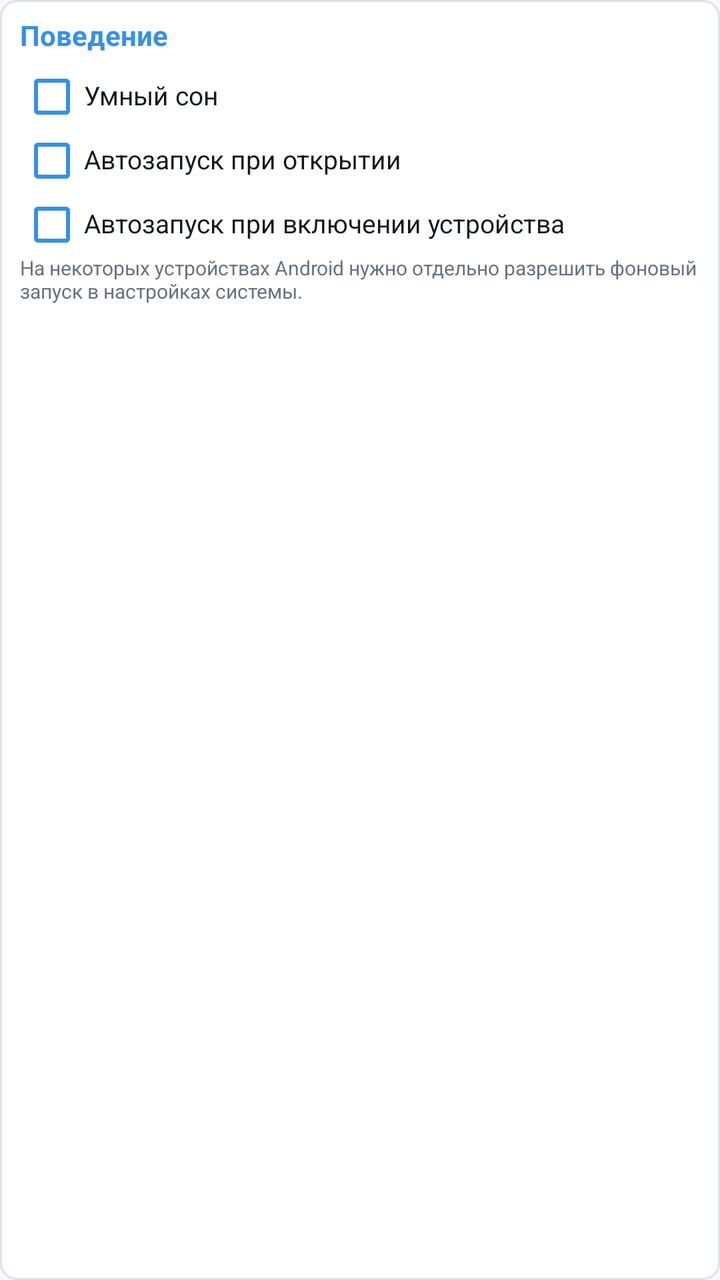
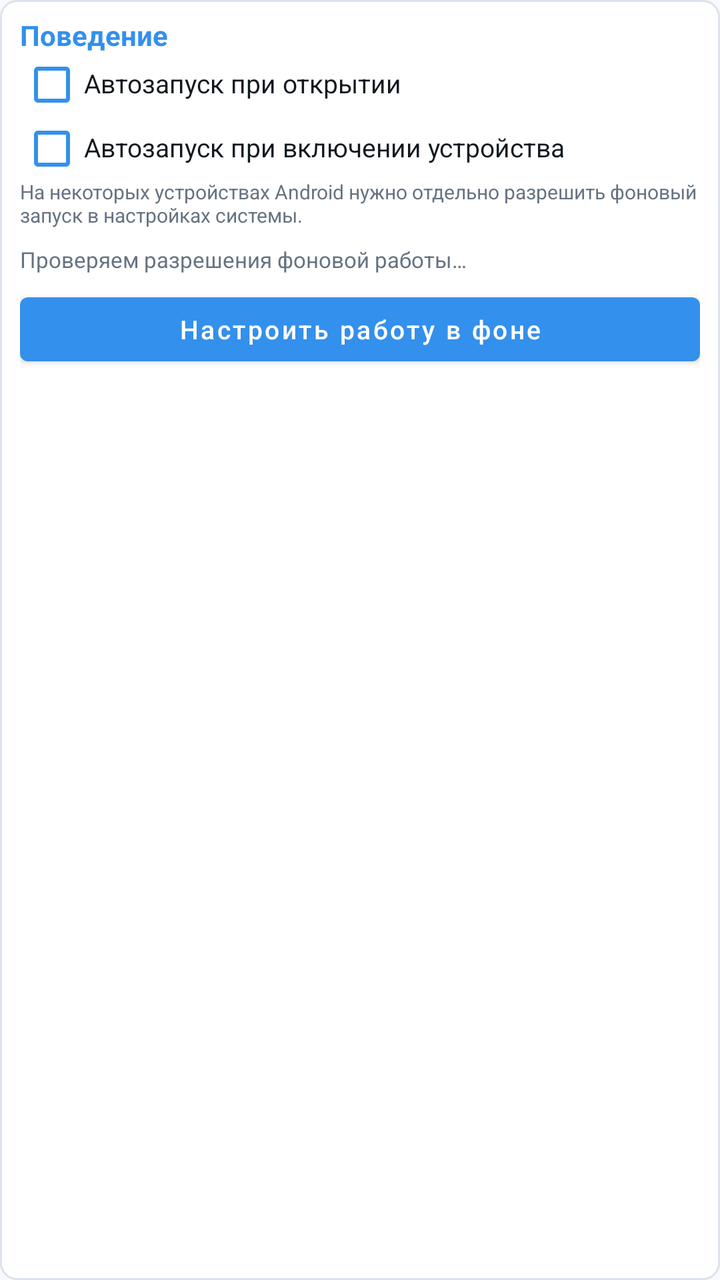

An Android layout rendered at two revisions. The XML below is the earlier revision; the diff shows what the commit changed to produce the second picture.
<!-- AndroidManifest.xml: application theme AppTheme -->
<!-- res/layout/view_behavior.xml -->
<?xml version="1.0" encoding="utf-8"?>
<LinearLayout xmlns:android="http://schemas.android.com/apk/res/android"
    android:layout_width="match_parent"
    android:layout_height="wrap_content"
    android:layout_marginTop="8dp"
    android:background="@drawable/card_bg"
    android:orientation="vertical"
    android:padding="10dp">

    <TextView
        android:layout_width="wrap_content"
        android:layout_height="wrap_content"
        android:includeFontPadding="false"
        android:text="@string/behavior"
        android:textColor="@color/accent"
        android:textSize="14sp"
        android:textStyle="bold" />

    <CheckBox
        android:id="@+id/cb_smart_sleep"
        android:layout_width="match_parent"
        android:layout_height="32dp"
        android:layout_marginTop="6dp"
        android:buttonTint="@color/accent"
        android:includeFontPadding="false"
        android:text="@string/smart_sleep"
        android:textColor="@color/text_primary"
        android:textSize="13sp" />

    <CheckBox
        android:id="@+id/cb_autostart_open"
        android:layout_width="match_parent"
        android:layout_height="32dp"
        android:buttonTint="@color/accent"
        android:includeFontPadding="false"
        android:text="@string/autostart_open"
        android:textColor="@color/text_primary"
        android:textSize="13sp" />

    <CheckBox
        android:id="@+id/cb_autostart_boot"
        android:layout_width="match_parent"
        android:layout_height="32dp"
        android:buttonTint="@color/accent"
        android:includeFontPadding="false"
        android:text="@string/autostart_boot"
        android:textColor="@color/text_primary"
        android:textSize="13sp" />

    <TextView
        android:layout_width="match_parent"
        android:layout_height="wrap_content"
        android:includeFontPadding="false"
        android:text="@string/autostart_boot_note"
        android:textColor="@color/text_secondary"
        android:textSize="10sp" />
</LinearLayout>
<!-- resources referenced by this layout -->
<resources>
  <color name="accent">#3390EC</color>
  <color name="text_primary">#101820</color>
  <color name="text_secondary">#667381</color>
  <!-- drawable card_bg (drawable) -->
  <?xml version="1.0" encoding="utf-8"?>
  <shape xmlns:android="http://schemas.android.com/apk/res/android"
      android:shape="rectangle">
      <solid android:color="@color/card" />
      <corners android:radius="8dp" />
      <stroke
          android:width="1dp"
          android:color="@color/card_border" />
  </shape>
  <string name="autostart_boot">Автозапуск при включении устройства</string>
  <string name="autostart_boot_note">На некоторых устройствах Android нужно отдельно разрешить фоновый запуск в настройках системы.</string>
  <string name="autostart_open">Автозапуск при открытии</string>
  <string name="behavior">Поведение</string>
  <string name="smart_sleep">Умный сон</string>
  <style name="AppTheme" parent="Theme.MaterialComponents.DayNight.NoActionBar">
          <item name="colorPrimary">@color/accent</item>
          <item name="colorPrimaryDark">@color/background</item>
          <item name="colorAccent">@color/accent</item>
          <item name="android:windowBackground">@color/background</item>
          <item name="android:statusBarColor">@color/background</item>
          <item name="android:navigationBarColor">@color/background</item>
          <item name="android:forceDarkAllowed">false</item>
      </style>
  <color name="card">#FFFFFF</color>
  <color name="card_border">#DCE3EA</color>
  <color name="background">#F7F9FC</color>
</resources>

<!-- the commit's change to res/layout/view_behavior.xml (unified diff, before → after) -->
@@ -25,7 +25,8 @@
         android:includeFontPadding="false"
         android:text="@string/smart_sleep"
         android:textColor="@color/text_primary"
-        android:textSize="13sp" />
+        android:textSize="13sp"
+        android:visibility="gone" />
 
     <CheckBox
         android:id="@+id/cb_autostart_open"
@@ -54,4 +55,23 @@
         android:text="@string/autostart_boot_note"
         android:textColor="@color/text_secondary"
         android:textSize="10sp" />
+
+    <TextView
+        android:id="@+id/tv_background_status"
+        android:layout_width="match_parent"
+        android:layout_height="wrap_content"
+        android:layout_marginTop="10dp"
+        android:includeFontPadding="false"
+        android:text="@string/background_status_checking"
+        android:textColor="@color/text_secondary"
+        android:textSize="11sp" />
+
+    <Button
+        android:id="@+id/btn_background_setup"
+        android:layout_width="match_parent"
+        android:layout_height="44dp"
+        android:layout_marginTop="6dp"
+        android:textAllCaps="false"
+        android:text="@string/background_setup"
+        android:textSize="13sp" />
 </LinearLayout>
<!-- resource entries referenced after the edit -->
@@ -16,6 +16,8 @@
   <string name="autostart_boot">Автозапуск при включении устройства</string>
   <string name="autostart_boot_note">На некоторых устройствах Android нужно отдельно разрешить фоновый запуск в настройках системы.</string>
   <string name="autostart_open">Автозапуск при открытии</string>
+  <string name="background_setup">Настроить работу в фоне</string>
+  <string name="background_status_checking">Проверяем разрешения фоновой работы…</string>
   <string name="behavior">Поведение</string>
   <string name="smart_sleep">Умный сон</string>
   <style name="AppTheme" parent="Theme.MaterialComponents.DayNight.NoActionBar">
@@ -25,7 +27,7 @@
           <item name="android:windowBackground">@color/background</item>
           <item name="android:statusBarColor">@color/background</item>
           <item name="android:navigationBarColor">@color/background</item>
-          <item name="android:forceDarkAllowed">false</item>
+          <item name="android:forceDarkAllowed" tools:targetApi="q">false</item>
       </style>
   <color name="card">#FFFFFF</color>
   <color name="card_border">#DCE3EA</color>
